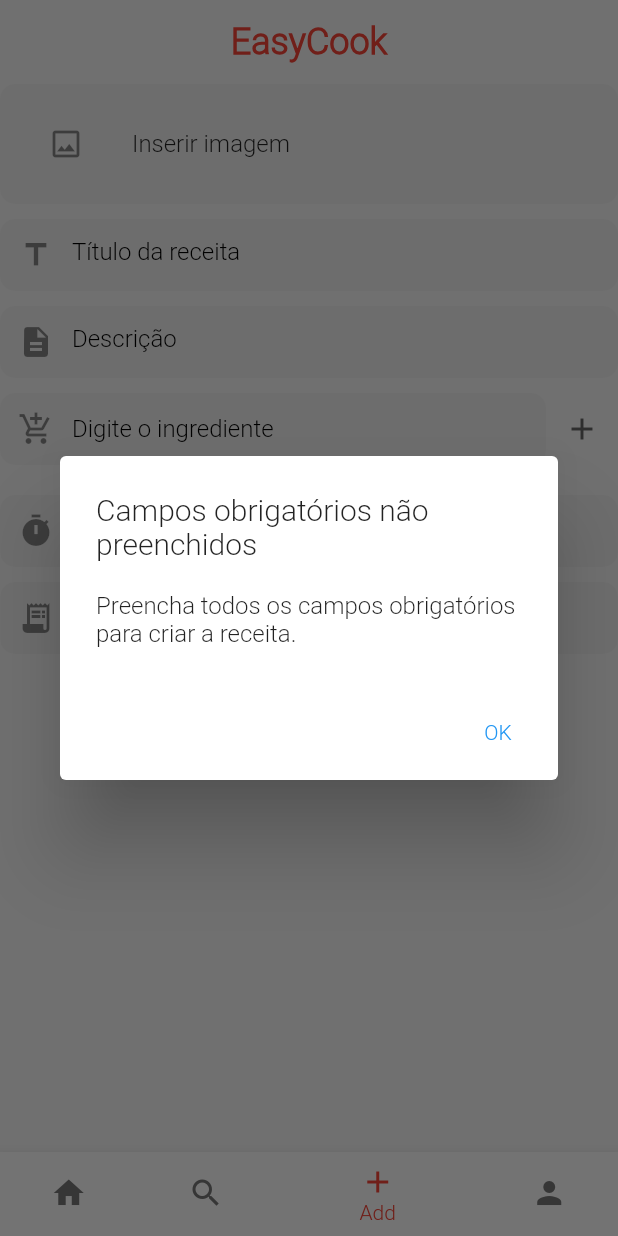
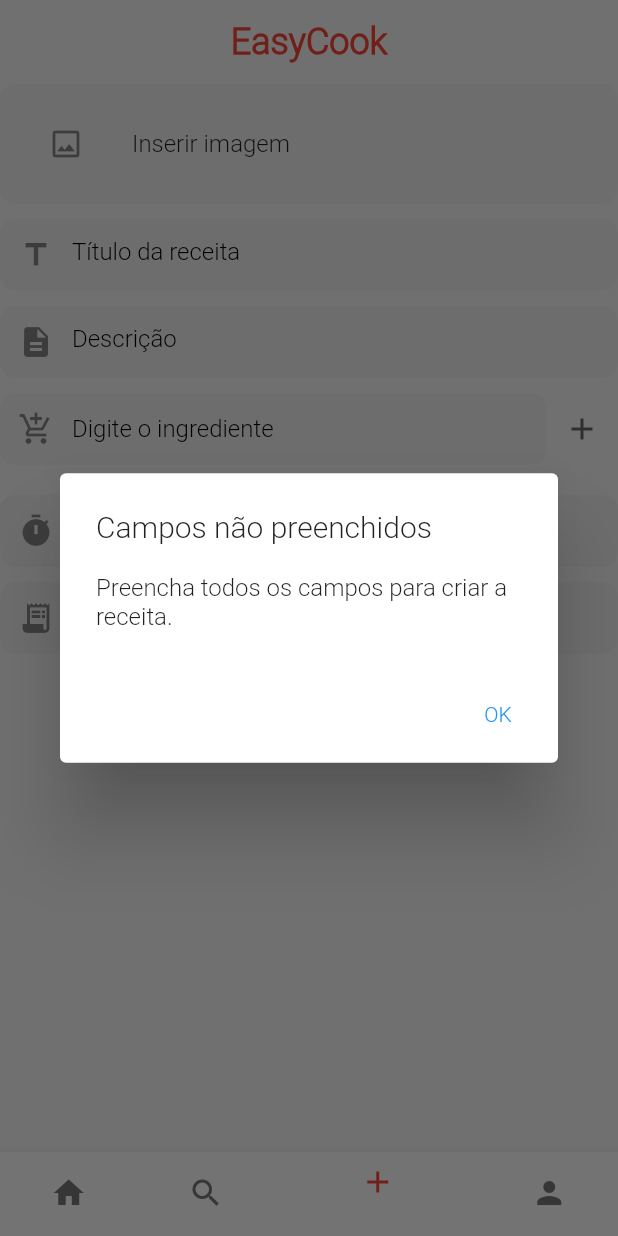
Before and after one commit to moisescorreaa/projeto-easycook, a Flutter app: the HomePage screen opened by its route, item 3 of the bottom bar chosen, after a tap on "Postar", on a phone screen of 412 x 824 dp. Run offline on Flutter 3.47's test engine with Material 2 defaults, Android fonts, the light colour scheme and no system bars; our stand-ins replace cloud_firestore, firebase_auth, firebase_core, image_picker, quickalert; accounts and stored records are empty.

Commit message:
Verificando o código e alterando detalhes mínimos

```diff
--- a/lib/views/home-page.dart
+++ b/lib/views/home-page.dart
@@ -47,19 +47,19 @@
         items: [
           BottomNavigationBarItem(
             icon: Icon(Icons.home),
-            label: 'Home',
+            label: '',
           ),
           BottomNavigationBarItem(
             icon: Icon(Icons.search),
-            label: 'Search',
+            label: '',
           ),
           BottomNavigationBarItem(
             icon: Icon(Icons.add),
-            label: 'Add',
+            label: '',
           ),
           BottomNavigationBarItem(
             icon: Icon(Icons.person),
-            label: 'Profile',
+            label: '',
           ),
         ],
         onTap: (pagina) {
--- a/lib/views/screens-home-page/add-screen.dart
+++ b/lib/views/screens-home-page/add-screen.dart
@@ -32,9 +32,8 @@
         context: context,
         builder: (BuildContext context) {
           return AlertDialog(
-            title: Text('Campos obrigatórios não preenchidos'),
-            content: Text(
-                'Preencha todos os campos obrigatórios para criar a receita.'),
+            title: Text('Campos não preenchidos'),
+            content: Text('Preencha todos os campos para criar a receita.'),
             actions: <Widget>[
               TextButton(
                 child: Text('OK'),
@@ -242,7 +241,6 @@
                 },
               ),
               SizedBox(height: 10),
-              // TextField para o modo de preparo da receita
               TextField(
                 decoration: InputDecoration(
                   hintText: 'Modo de preparo',
```
